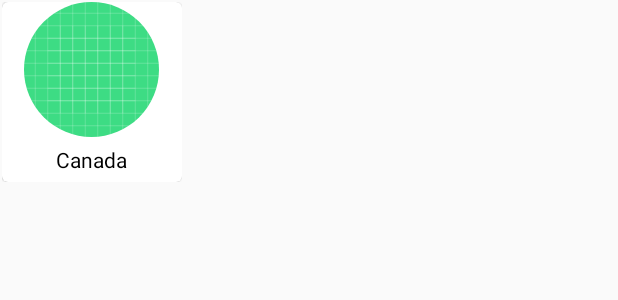
After one commit to AmwajAS/SlothGoldenCare, an Android app: the layout elder_list.xml on its own in the app's theme, with its tools: preview values and no code run, on a phone screen of 412 x 824 dp. The commit adds this screen. Shown: the top 300 px of the screen. Run offline under Robolectric (Android 15) with nearby library versions, the phone set to English and light mode, and no system bars.

Commit message:
horizontal List

```diff
--- a/app/src/main/java/com/example/slothgoldencare/LoginActivity.java
+++ b/app/src/main/java/com/example/slothgoldencare/LoginActivity.java
@@ -41,6 +41,8 @@
             else if(uid.equals("admin")){
                 Intent intent = new Intent(getApplicationContext(),AdministratorActivity.class);
                 startActivity(intent);
+                userid.setText("");
+
             }else {
                 //   if (checkIDValidation(uid)) {
                 if ((user = dbHelper.findUserByID(uid)) != null) {
@@ -49,11 +51,12 @@
                     Toast.makeText(LoginActivity.this, "Login Successfully", Toast.LENGTH_SHORT).show();
                     Intent intent = new Intent(getApplicationContext(), UserHomePageActivity.class);
                     startActivity(intent);
+                    userid.setText("");
                 } else if ((elder = dbHelper.findElderByID(uid)) != null) {
                     flag = false;
                     Intent intent = new Intent(getApplicationContext(), HomePageActivity.class);
                     startActivity(intent);
-
+                    userid.setText("");
                 } else {
                     //Log.i(TAG, "This is a debug message " + " Failed to Login"); // Debug log
                     SimpleDialog.showAlertDialog(LoginActivity.this, R.string.alert_title_login, R.string.alert_message_failed);
--- a/app/src/main/res/layout/activity_add_related.xml
+++ b/app/src/main/res/layout/activity_add_related.xml
@@ -67,7 +67,7 @@
                         android:background="@android:color/transparent"
                         android:ems="10"
                         android:fontFamily="sans-serif-black"
-                        android:hint="ID"
+                        android:hint="@string/id"
                         android:inputType="number"
                         android:padding="12dp" />
 
@@ -79,7 +79,7 @@
                         android:background="@android:color/transparent"
                         android:ems="10"
                         android:fontFamily="sans-serif-black"
-                        android:hint="User Phone"
+                        android:hint="@string/UserPhone"
                         android:inputType="phone"
                         android:padding="12dp" />
 
--- /dev/null
+++ b/app/src/main/res/layout/elder_list.xml
@@ -0,0 +1,49 @@
+<?xml version="1.0" encoding="utf-8"?>
+<RelativeLayout xmlns:android="http://schemas.android.com/apk/res/android"
+    android:layout_width="wrap_content"
+    android:layout_height="wrap_content"
+    xmlns:app="http://schemas.android.com/apk/res-auto"
+    android:layout_margin="1dp">
+
+    <androidx.cardview.widget.CardView
+        android:layout_width="120dp"
+        android:layout_height="120dp"
+        app:cardCornerRadius="4dp"
+        app:cardMaxElevation="2dp"
+        app:cardElevation="1dp"
+        android:layout_centerInParent="true">
+
+
+        <RelativeLayout
+            android:layout_width="match_parent"
+            android:layout_height="match_parent">
+
+
+            <de.hdodenhof.circleimageview.CircleImageView
+                android:layout_width="90dp"
+                android:layout_height="90dp"
+                android:scaleType="centerCrop"
+                android:layout_centerHorizontal="true"
+                android:id="@+id/image_view"
+                android:src="@drawable/ic_launcher_background"/>
+
+            <TextView
+                android:layout_width="wrap_content"
+                android:layout_height="20dp"
+                android:text="Canada"
+                android:layout_below="@+id/image_view"
+                android:id="@+id/name"
+                android:layout_centerHorizontal="true"
+                android:gravity="center"
+                android:layout_marginTop="5dp"
+                android:textColor="#000"
+                android:layout_marginBottom="5dp"
+                android:autoSizeTextType="uniform"
+                android:autoSizeMinTextSize="8sp"
+                android:autoSizeMaxTextSize="15sp"/>
+
+        </RelativeLayout>
+
+    </androidx.cardview.widget.CardView>
+
+</RelativeLayout>
--- a/app/src/main/res/values/strings.xml
+++ b/app/src/main/res/values/strings.xml
@@ -48,6 +48,8 @@
     <string name="Tracking">Tracker</string>
     <string name="Delete">Delete</string>
     <string name="Star">Star</string>
+    <string name="ADD">ADD</string>
+    <string name="UserPhone">User Phone</string>
 
 
     <string-array name="Relation">
```
Also changed, not shown: app/src/main/java/com/example/slothgoldencare/DataBaseHelper.java (+39 -39 lines), app/src/main/java/com/example/slothgoldencare/ElderRelativeAdapter.java (added, +39 -0 lines), app/src/main/java/com/example/slothgoldencare/UserHomePageActivity.java (+10 -1 lines), app/src/main/res/layout/activity_user_home_page.xml (+9 -66 lines).
